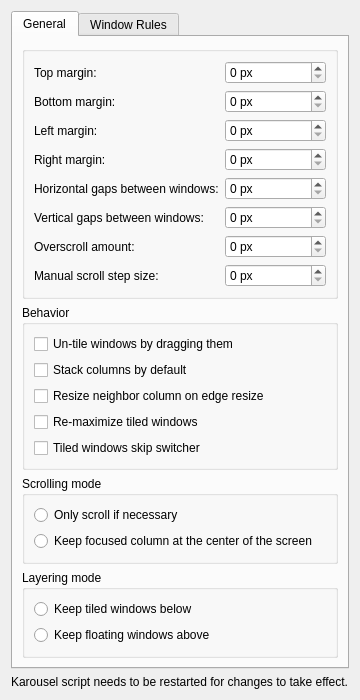
Qt form package/contents/ui/config.ui (peterfajdiga/karousel) before a commit.
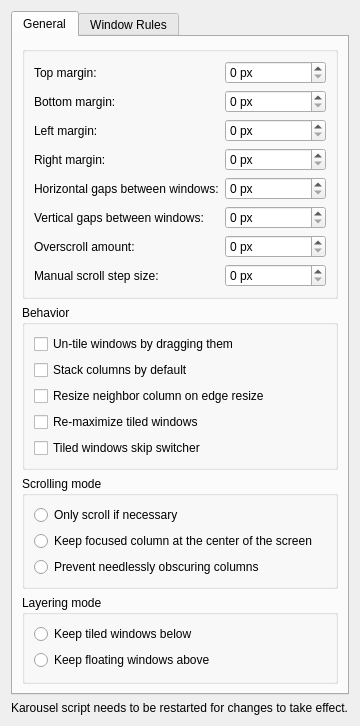
The same form after that commit.

```diff
--- a/package/contents/ui/config.ui
+++ b/package/contents/ui/config.ui
@@ -267,6 +267,13 @@
                                                 </property>
                                             </widget>
                                         </item>
+                                        <item>
+                                            <widget class="QRadioButton" name="kcfg_scrollingGrouped">
+                                                <property name="text">
+                                                    <string>Prevent needlessly obscuring columns</string>
+                                                </property>
+                                            </widget>
+                                        </item>
                                     </layout>
                                 </widget>
                             </item>
```
